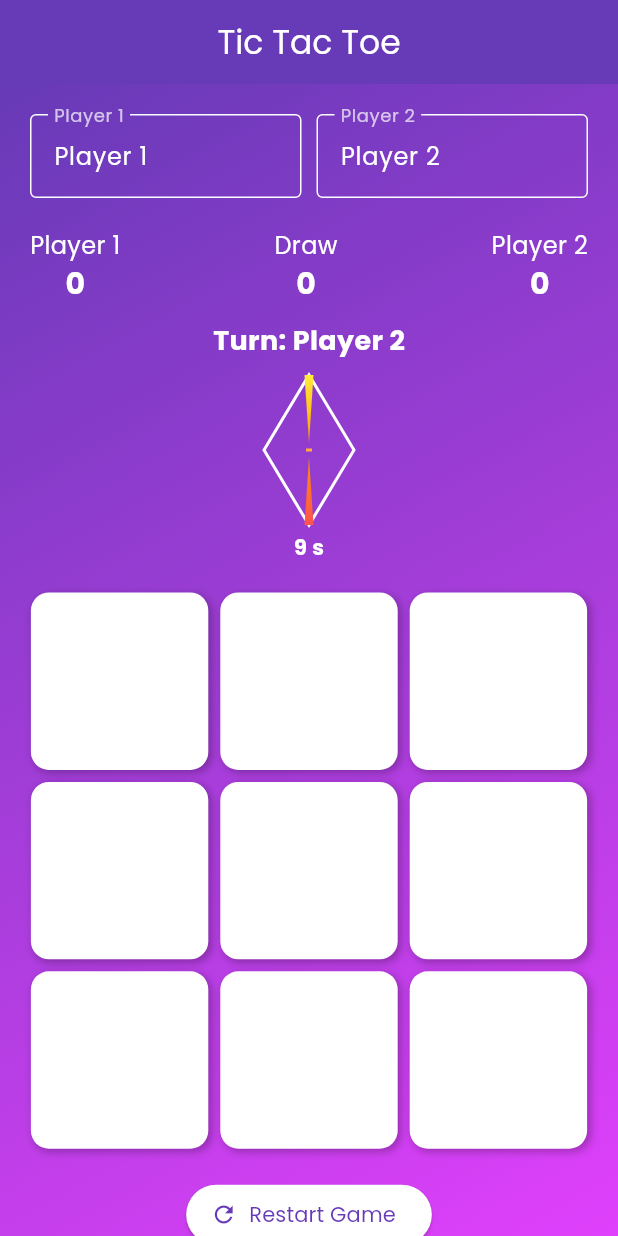
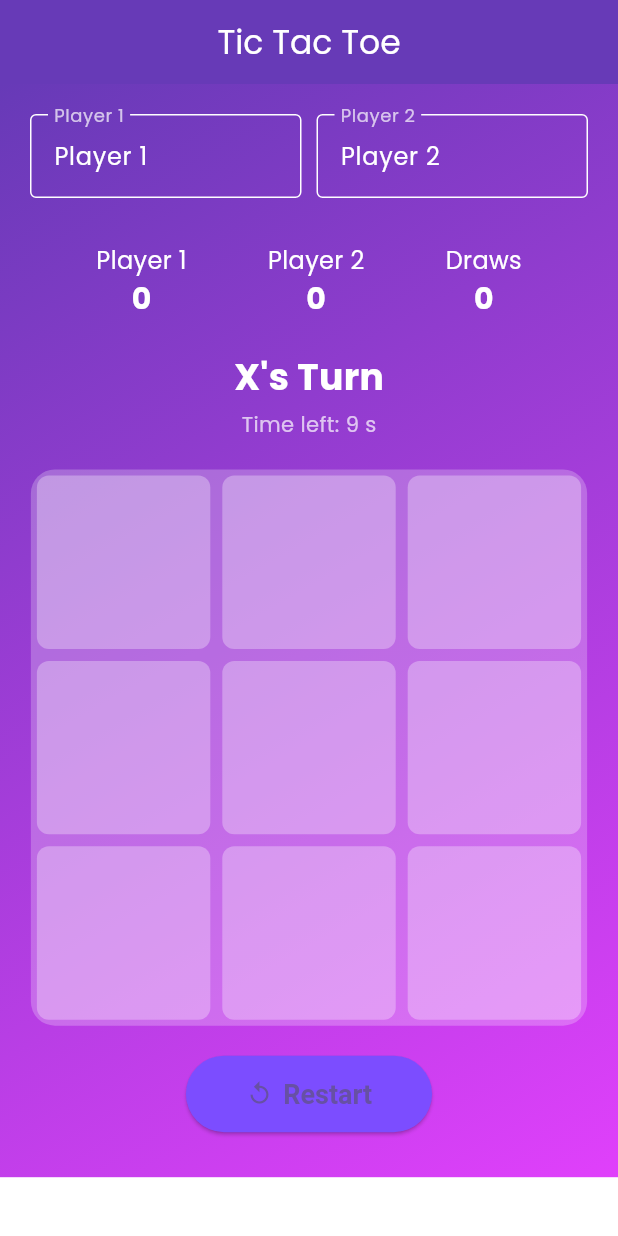
Before and after one commit to work-piyush006/tictactoe, a Flutter app: the GameScreen screen opened directly with empty values, on a phone screen of 412 x 824 dp. Run offline on Flutter 3.47's test engine with Material 3 defaults, Android fonts, the phone set to English and light mode, and no system bars; our stand-ins replace audioplayers, confetti, shared_preferences; accounts and stored records are empty.

Commit message:
Update main.dart

```diff
--- a/lib/main.dart
+++ b/lib/main.dart
@@ -151,22 +151,21 @@ class _HomeScreenState extends State<HomeScreen> with WidgetsBindingObserver {
 
     // Async-safe listener for BGM
     _bgmListener = () {
-      Future.microtask(() async {
-        var state = await widget.bgmPlayer.getState();
-        if (widget.bgmNotifier.value && state != PlayerState.playing) {
-          await widget.bgmPlayer.resume();
-        } else if (!widget.bgmNotifier.value) {
-          await widget.bgmPlayer.pause();
+      if (!mounted) return;
+      if (widget.bgmNotifier.value) {
+        widget.bgmPlayer.resume();
+      } else {
+        widget.bgmPlayer.pause();
       }
-      });
     };
     widget.bgmNotifier.addListener(_bgmListener);
 
     // Play BGM immediately if enabled
-    WidgetsBinding.instance.addPostFrameCallback((_) async {
-      var state = await widget.bgmPlayer.getState();
-      if (widget.bgmNotifier.value && state != PlayerState.playing) {
-        await widget.bgmPlayer.resume();
+    WidgetsBinding.instance.addPostFrameCallback((_) {
+      if (widget.bgmNotifier.value) {
+        widget.bgmPlayer.resume();
+      } else {
+        widget.bgmPlayer.pause();
       }
     });
   }
@@ -184,9 +183,10 @@ class _HomeScreenState extends State<HomeScreen> with WidgetsBindingObserver {
     if (state == AppLifecycleState.paused) {
       await widget.bgmPlayer.pause();
     } else if (state == AppLifecycleState.resumed) {
-      var statePlayer = await widget.bgmPlayer.getState();
-      if (widget.bgmNotifier.value && statePlayer != PlayerState.playing) {
+      if (widget.bgmNotifier.value) {
         await widget.bgmPlayer.resume();
+      } else {
+        await widget.bgmPlayer.pause();
       }
     }
   }
@@ -202,10 +202,11 @@ class _HomeScreenState extends State<HomeScreen> with WidgetsBindingObserver {
 
   void navigateTo(Widget screen) {
     Navigator.push(context, MaterialPageRoute(builder: (_) => screen))
-        .then((_) async {
-      var statePlayer = await widget.bgmPlayer.getState();
-      if (widget.bgmNotifier.value && statePlayer != PlayerState.playing) {
-        await widget.bgmPlayer.resume();
+        .then((_) {
+      if (widget.bgmNotifier.value) {
+        widget.bgmPlayer.resume();
+      } else {
+        widget.bgmPlayer.pause();
       }
       loadScores();
     });
@@ -246,8 +247,7 @@ class _HomeScreenState extends State<HomeScreen> with WidgetsBindingObserver {
           child: SingleChildScrollView(
             child: Center(
               child: Padding(
-                padding:
-                    const EdgeInsets.symmetric(vertical: 40, horizontal: 16),
+                padding: const EdgeInsets.symmetric(vertical: 40, horizontal: 16),
                 child: Column(
                   mainAxisAlignment: MainAxisAlignment.center,
                   children: [
@@ -280,8 +280,7 @@ class _HomeScreenState extends State<HomeScreen> with WidgetsBindingObserver {
                       style: menuButton(Colors.greenAccent.shade700),
                       child: Text(
                         "▶ Play Game",
-                        style:
-                            TextStyle(fontSize: 22, fontWeight: FontWeight.bold),
+                        style: TextStyle(fontSize: 22, fontWeight: FontWeight.bold),
                       ),
                     ),
                     SizedBox(height: 20),
@@ -298,8 +297,7 @@ class _HomeScreenState extends State<HomeScreen> with WidgetsBindingObserver {
                       style: menuButton(Colors.blueAccent.shade700),
                       child: Text(
                         "👥 2 Player Game",
-                        style:
-                            TextStyle(fontSize: 22, fontWeight: FontWeight.bold),
+                        style: TextStyle(fontSize: 22, fontWeight: FontWeight.bold),
                       ),
                     ),
                     SizedBox(height: 20),
@@ -316,8 +314,7 @@ class _HomeScreenState extends State<HomeScreen> with WidgetsBindingObserver {
                       style: menuButton(Colors.orangeAccent.shade700),
                       child: Text(
                         "⚙ Settings",
-                        style:
-                            TextStyle(fontSize: 22, fontWeight: FontWeight.bold),
+                        style: TextStyle(fontSize: 22, fontWeight: FontWeight.bold),
                       ),
                     ),
                     SizedBox(height: 20),
@@ -329,8 +326,7 @@ class _HomeScreenState extends State<HomeScreen> with WidgetsBindingObserver {
                       style: menuButton(Colors.purpleAccent.shade700),
                       child: Text(
                         "🏆 About",
-                        style:
-                            TextStyle(fontSize: 22, fontWeight: FontWeight.bold),
+                        style: TextStyle(fontSize: 22, fontWeight: FontWeight.bold),
                       ),
                     ),
                   ],
@@ -754,7 +750,6 @@ class _GameScreenState extends State<GameScreen> with TickerProviderStateMixin {
 
   late ConfettiController confettiController;
 
-  // Audio
   late AudioPlayer tapPlayer;
   late AudioPlayer sfxPlayer;
 
@@ -764,6 +759,7 @@ class _GameScreenState extends State<GameScreen> with TickerProviderStateMixin {
   @override
   void initState() {
     super.initState();
+
     playerSymbol = widget.playerSymbol;
     computerSymbol = playerSymbol == "X" ? "O" : "X";
     currentPlayer = "X";
@@ -774,10 +770,11 @@ class _GameScreenState extends State<GameScreen> with TickerProviderStateMixin {
 
     tapPlayer = AudioPlayer();
     sfxPlayer = AudioPlayer();
+
     confettiController = ConfettiController(duration: Duration(seconds: 2));
 
-    glowController = AnimationController(
-        vsync: this, duration: Duration(milliseconds: 800));
+    glowController =
+        AnimationController(vsync: this, duration: Duration(milliseconds: 800));
     glowAnimation = Tween<double>(begin: 1.0, end: 1.1)
         .animate(CurvedAnimation(parent: glowController, curve: Curves.easeInOut))
       ..addStatusListener((status) {
@@ -790,9 +787,7 @@ class _GameScreenState extends State<GameScreen> with TickerProviderStateMixin {
     loadScores();
     startTurnTimer();
 
-    // ====== BGM Setup ======
-    widget.bgmPlayer.setReleaseMode(ReleaseMode.loop);
-    if (widget.bgmNotifier.value) widget.bgmPlayer.pause();
+    // BGM Listener
     widget.bgmNotifier.addListener(() {
       if (!mounted) return;
       if (widget.bgmNotifier.value)
@@ -801,7 +796,7 @@ class _GameScreenState extends State<GameScreen> with TickerProviderStateMixin {
         widget.bgmPlayer.pause();
     });
 
-    // Computer first move if applicable
+    // Computer starts if first turn
     if (widget.vsComputer && currentPlayer == computerSymbol) {
       Future.delayed(Duration(milliseconds: 500), computerMove);
     }
@@ -816,9 +811,6 @@ class _GameScreenState extends State<GameScreen> with TickerProviderStateMixin {
     sfxPlayer.dispose();
     player1Controller.dispose();
     player2Controller.dispose();
-
-    if (widget.bgmNotifier.value) widget.bgmPlayer.resume();
-
     super.dispose();
   }
 
@@ -833,9 +825,9 @@ class _GameScreenState extends State<GameScreen> with TickerProviderStateMixin {
 
   Future<void> saveScores() async {
     SharedPreferences prefs = await SharedPreferences.getInstance();
-    prefs.setInt("playerWins", playerWins);
-    prefs.setInt("computerWins", computerWins);
-    prefs.setInt("draws", draws);
+    await prefs.setInt("playerWins", playerWins);
+    await prefs.setInt("computerWins", computerWins);
+    await prefs.setInt("draws", draws);
   }
 
   void startTurnTimer() {
@@ -846,8 +838,8 @@ class _GameScreenState extends State<GameScreen> with TickerProviderStateMixin {
       if (!mounted) return;
 
       if (seconds <= 3 && seconds > 0) {
-        tapPlayer.stop();
-        await tapPlayer.play(AssetSource('Tap.mp3'), mode: PlayerMode.lowLatency);
+        await tapPlayer.stop();
+        await tapPlayer.play(AssetSource('Tap.mp3'));
       }
 
       setState(() => seconds--);
@@ -862,13 +854,13 @@ class _GameScreenState extends State<GameScreen> with TickerProviderStateMixin {
   }
 
   void playTap() async {
-    tapPlayer.stop();
-    await tapPlayer.play(AssetSource('Tap.mp3'), mode: PlayerMode.lowLatency);
+    await tapPlayer.stop();
+    await tapPlayer.play(AssetSource('Tap.mp3'));
   }
 
   void playSfx(String file) async {
-    sfxPlayer.stop();
-    await sfxPlayer.play(AssetSource(file), mode: PlayerMode.lowLatency);
+    await sfxPlayer.stop();
+    await sfxPlayer.play(AssetSource(file));
   }
 
   void makeMove(int index) {
@@ -883,6 +875,7 @@ class _GameScreenState extends State<GameScreen> with TickerProviderStateMixin {
       if (!gameOver) {
         currentPlayer = currentPlayer == "X" ? "O" : "X";
         glowController.forward(from: 0);
+
         if (widget.vsComputer && currentPlayer == computerSymbol) {
           isAITurn = true;
           Future.delayed(Duration(milliseconds: 500), computerMove);
@@ -901,6 +894,7 @@ class _GameScreenState extends State<GameScreen> with TickerProviderStateMixin {
     setState(() {
       currentPlayer = currentPlayer == "X" ? "O" : "X";
       glowController.forward(from: 0);
+
       if (widget.vsComputer && currentPlayer == computerSymbol) {
         isAITurn = true;
         Future.delayed(Duration(milliseconds: 500), computerMove);
@@ -1135,15 +1129,14 @@ class _GameScreenState extends State<GameScreen> with TickerProviderStateMixin {
                         ),
                       ),
                     ),
-                    SizedBox(width: 10),
+                    SizedBox(width:10),
                     Expanded(
                       child: TextField(
                         controller: player2Controller,
-                        readOnly: widget.vsComputer,
                         onChanged: (_) => setState(() {}),
                         style: TextStyle(color: Colors.white),
                         decoration: InputDecoration(
-                          labelText: widget.vsComputer ? 'AI' : 'Player 2',
+                          labelText: widget.vsComputer ? "AI" : "Player 2",
                           labelStyle: TextStyle(color: Colors.white70),
                           enabledBorder: OutlineInputBorder(
                             borderSide: BorderSide(color: Colors.white),
@@ -1157,95 +1150,74 @@ class _GameScreenState extends State<GameScreen> with TickerProviderStateMixin {
                   ],
                 ),
               ),
-
-              // Scores
-              Padding(
-                padding: EdgeInsets.symmetric(horizontal: 10, vertical: 10),
-                child: Row(
-                  mainAxisAlignment: MainAxisAlignment.spaceBetween,
+              SizedBox(height: 20),
+              // Scoreboard
+              Row(
+                mainAxisAlignment: MainAxisAlignment.spaceEvenly,
                 children: [
                   scoreCard(player1Controller.text, playerWins),
-                    scoreCard('Draw', draws),
-                    scoreCard(player2Controller.text, computerWins),
+                  scoreCard(widget.vsComputer ? "${widget.difficulty} AI" : player2Controller.text, computerWins),
+                  scoreCard("Draws", draws),
                 ],
               ),
-              ),
-
-              // Turn + Timer
-              Row(
-                mainAxisAlignment: MainAxisAlignment.center,
-                children: [
-                  Column(
+              SizedBox(height: 20),
+              // Timer and current player
+              AnimatedBuilder(
+                animation: glowController,
+                builder: (context, child) {
+                  return Transform.scale(
+                    scale: glowAnimation.value,
+                    child: Column(
                       children: [
                         Text(
-                        gameOver
-                            ? (winner == "Draw"
-                                ? "It's a Draw!"
-                                : "${winner == playerSymbol ? player1Controller.text : player2Controller.text} Wins!")
-                            : 'Turn: ${currentPlayer == playerSymbol ? player1Controller.text : player2Controller.text}',
+                          gameOver ? "Game Over" : "$currentPlayer's Turn",
                           style: TextStyle(
                               color: Colors.white,
-                            fontSize: 18,
+                              fontSize: 24,
                               fontWeight: FontWeight.bold),
                         ),
-                      if (!gameOver) ...[
-                        SizedBox(height: 10),
-                        SmoothHourglass(secondsLeft: seconds),
                         SizedBox(height: 5),
                         Text(
-                          '$seconds s',
-                          style: TextStyle(
-                            color: seconds <= 3 ? Colors.red : Colors.white,
-                            fontWeight: FontWeight.bold,
-                          ),
-                        ),
-                      ],
-                    ],
+                          "Time left: $seconds s",
+                          style: TextStyle(color: Colors.white70),
                         ),
                       ],
                     ),
-
+                  );
+                },
+              ),
               SizedBox(height: 20),
-
               // Game Board
               Container(
                 width: boardSize,
                 height: boardSize,
+                decoration: BoxDecoration(
+                  color: Colors.white24,
+                  borderRadius: BorderRadius.circular(16),
+                ),
                 child: GridView.builder(
-                  physics: NeverScrollableScrollPhysics(),
+                  itemCount: 9,
                   gridDelegate: SliverGridDelegateWithFixedCrossAxisCount(
-                      crossAxisCount: 3, crossAxisSpacing: 8, mainAxisSpacing: 8),
-                  itemCount: 9,
+                      crossAxisCount: 3),
                   itemBuilder: (context, index) {
                     bool isWinningCell = winningPattern.contains(index);
                     return GestureDetector(
                       onTap: () => makeMove(index),
-                      child: AnimatedContainer(
-                        duration: Duration(milliseconds: 300),
+                      child: Container(
+                        margin: EdgeInsets.all(4),
                         decoration: BoxDecoration(
                           color: isWinningCell
-                              ? Colors.yellowAccent
-                              : Colors.white,
-                          borderRadius: BorderRadius.circular(12),
-                          boxShadow: [
-                            BoxShadow(
-                                color: Colors.black26,
-                                blurRadius: 4,
-                                offset: Offset(2, 2))
-                          ],
+                              ? Colors.greenAccent
+                              : Colors.white30,
+                          borderRadius: BorderRadius.circular(8),
                         ),
                         child: Center(
-                          child: ScaleTransition(
-                            scale: glowAnimation,
                           child: Text(
                             board[index],
                             style: TextStyle(
+                                color: Colors.white,
                                 fontSize: 48,
-                                  fontWeight: FontWeight.bold,
-                                  color: board[index] == "X"
-                                      ? Colors.deepPurple
-                                      : Colors.pinkAccent),
-                            ),
+                                fontWeight: FontWeight.bold),
                           ),
                         ),
                       ),
@@ -1253,25 +1225,31 @@ class _GameScreenState extends State<GameScreen> with TickerProviderStateMixin {
                   },
                 ),
               ),
-
               SizedBox(height: 20),
-
               // Reset Button
               ElevatedButton.icon(
                 onPressed: resetGame,
-                icon: Icon(Icons.refresh),
-                label: Text("Restart Game"),
+                icon: Icon(Icons.replay),
+                label: Text("Restart"),
                 style: ElevatedButton.styleFrom(
-                    backgroundColor: Colors.white,
-                    foregroundColor: Colors.deepPurple),
+                  backgroundColor: Colors.deepPurpleAccent,
+                  padding:
+                      EdgeInsets.symmetric(horizontal: 40, vertical: 15),
+                  textStyle:
+                      TextStyle(fontSize: 18, fontWeight: FontWeight.bold),
                 ),
-
-              // Confetti
+              ),
+              SizedBox(height: 20),
+              // Confetti Overlay
               ConfettiWidget(
                 confettiController: confettiController,
                 blastDirectionality: BlastDirectionality.explosive,
                 shouldLoop: false,
-                colors: [Colors.yellow, Colors.red, Colors.green, Colors.blue],
+                colors: [Colors.yellow, Colors.green, Colors.blue, Colors.pink, Colors.orange],
+                numberOfParticles: 20,
+                gravity: 0.3,
+                maxBlastForce: 20,
+                minBlastForce: 5,
               ),
             ],
           ),
```
Lines whose indentation alone changed are shown as unchanged.
